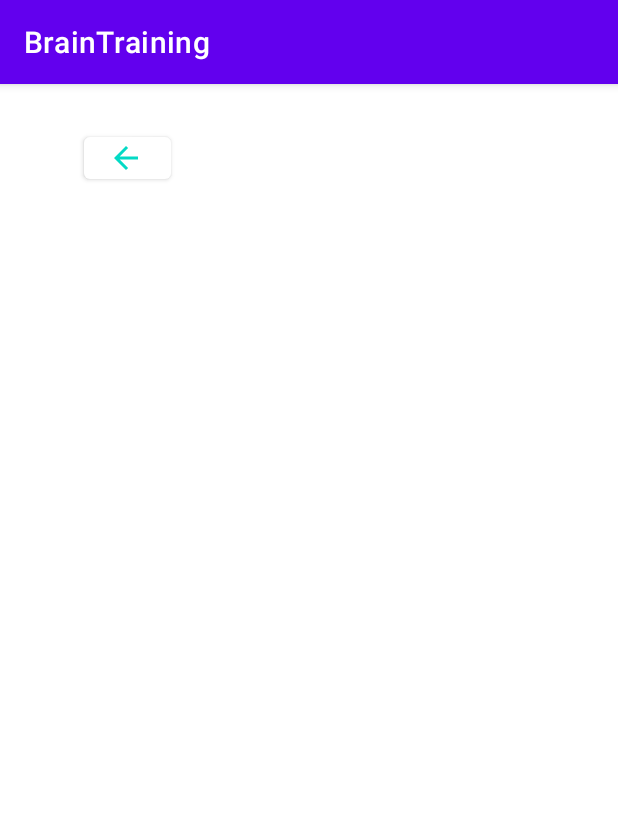
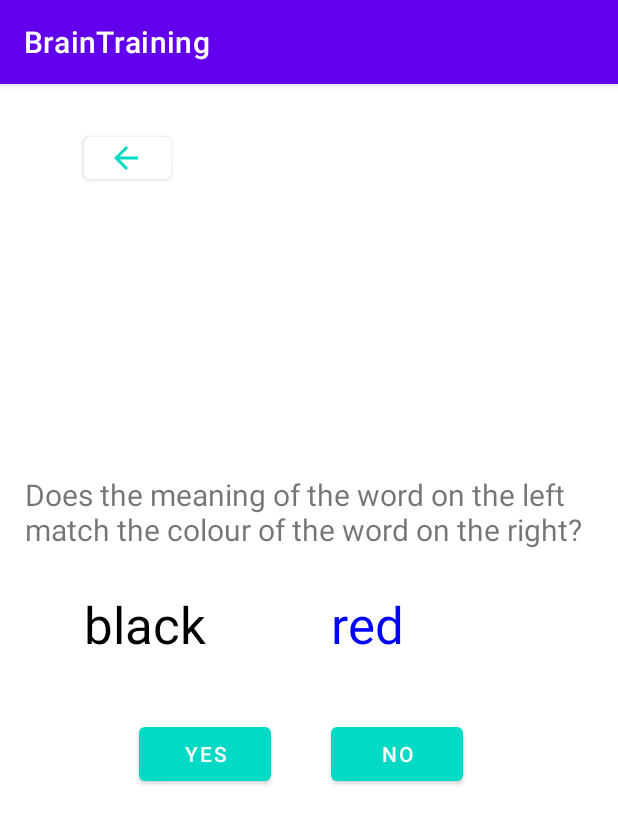
Before and after one commit to kelchenn/BrainTrainingApp, an Android app: the ReactionActivity screen opened directly, with no data from a screen before it, on a phone screen of 412 x 824 dp. Shown: the top 824 px of the screen. Run offline under Robolectric (Android 15) with nearby library versions, the phone set to English and light mode, and no system bars.

Commit message:
wip colour game

```diff
--- a/app/src/main/AndroidManifest.xml
+++ b/app/src/main/AndroidManifest.xml
@@ -9,11 +9,11 @@
         android:roundIcon="@mipmap/ic_launcher_round"
         android:supportsRtl="true"
         android:theme="@style/Theme.BrainTraining">
+        <activity android:name=".ui.play.ReactionActivity"/>
         <activity
             android:name=".ui.play.RiddleActivity"
             android:label="@string/title_activity_riddle"
             android:theme="@style/Theme.BrainTraining.NoActionBar"></activity>
-        <activity android:name=".ui.play.ReactionActivity" />
         <activity android:name=".ui.play.TriviaActivity" />
         <activity android:name=".ui.learn.LearnActivity" />
         <activity android:name=".ui.settings.SettingsActivity" />
--- a/app/src/main/java/com/example/braintraining/ui/play/ReactionActivity.java
+++ b/app/src/main/java/com/example/braintraining/ui/play/ReactionActivity.java
@@ -3,19 +3,25 @@ package com.example.braintraining.ui.play;
 import androidx.appcompat.app.AppCompatActivity;
 
 import android.content.Intent;
+import android.graphics.Color;
 import android.media.MediaPlayer;
 import android.os.Bundle;
 import android.view.View;
 import android.widget.Button;
+import android.widget.TextView;
 
 import com.example.braintraining.MainActivity;
 import com.example.braintraining.R;
 import com.example.braintraining.Reference;
 import com.example.braintraining.ui.learn.LearnActivity;
 
+import java.util.*;
+
 public class ReactionActivity extends AppCompatActivity {
 
     Button backButton;
+    Button yesButton;
+    Button noButton;
 
     @Override
     protected void onCreate(Bundle savedInstanceState) {
@@ -23,6 +29,14 @@ public class ReactionActivity extends AppCompatActivity {
         setContentView(R.layout.activity_reaction);
 
         backButton = (Button)findViewById(R.id.backButton5);
+        yesButton= (Button)findViewById(R.id.yesButton);
+        noButton= (Button)findViewById(R.id.noButton);
+
+        TextView wordColour = (TextView)findViewById(R.id.wordColour);
+        TextView wordMeaning = (TextView)findViewById(R.id.wordMeaning);
+
+        Random random = new Random();
+
         final MediaPlayer mp = MediaPlayer.create(this, R.raw.byebye);
         backButton.setOnClickListener(new View.OnClickListener() {
             @Override
@@ -35,5 +49,86 @@ public class ReactionActivity extends AppCompatActivity {
                 startActivity(intent);
             }
         });
+
+        int randomColourA = random.nextInt(5);
+        int randomColourB = random.nextInt(5);
+
+        int randomMeaningA = random.nextInt(5);
+        int randomMeaningB = random.nextInt(5);
+
+
+        switch(randomColourA)
+        {
+            case 0:
+                wordColour.setText("blue");
+                break;
+            case 1:
+                wordColour.setText("red");
+                break;
+            case 2:
+                wordColour.setText("green");
+                break;
+            case 3:
+                wordColour.setText("yellow");
+                break;
+            default:
+                wordColour.setText("black");
+        }
+
+        switch(randomMeaningA)
+        {
+            case 0:
+                wordColour.setTextColor(Color.BLUE);
+                break;
+            case 1:
+                wordColour.setTextColor(Color.RED);
+                break;
+            case 2:
+                wordColour.setTextColor(Color.GREEN);
+                break;
+            case 3:
+                wordColour.setTextColor(Color.YELLOW);
+                break;
+            default:
+                wordColour.setTextColor(Color.BLACK);
+        }
+
+        switch(randomColourB)
+        {
+            case 0:
+                wordMeaning.setText("blue");
+                break;
+            case 1:
+                wordMeaning.setText("red");
+                break;
+            case 2:
+                wordMeaning.setText("green");
+                break;
+            case 3:
+                wordMeaning.setText("yellow");
+                break;
+            default:
+                wordMeaning.setText("black");
+        }
+
+        switch(randomMeaningB)
+        {
+            case 0:
+                wordMeaning.setTextColor(Color.BLUE);
+                break;
+            case 1:
+                wordMeaning.setTextColor(Color.RED);
+                break;
+            case 2:
+                wordMeaning.setTextColor(Color.GREEN);
+                break;
+            case 3:
+                wordMeaning.setTextColor(Color.YELLOW);
+                break;
+            default:
+                wordMeaning.setTextColor(Color.BLACK);
+        }
+
+
     }
 }
--- a/app/src/main/res/layout/activity_reaction.xml
+++ b/app/src/main/res/layout/activity_reaction.xml
@@ -22,4 +22,70 @@
         app:layout_constraintStart_toStartOf="parent"
         app:layout_constraintTop_toTopOf="parent"
         app:layout_constraintVertical_bias="0.04" />
+
+    <TextView
+        android:id="@+id/wordMeaning"
+        android:layout_width="145dp"
+        android:layout_height="37dp"
+        android:text="TextView"
+        android:textSize="34sp"
+        app:layout_constraintBottom_toBottomOf="parent"
+        app:layout_constraintEnd_toEndOf="parent"
+        app:layout_constraintHorizontal_bias="0.21"
+        app:layout_constraintStart_toStartOf="parent"
+        app:layout_constraintTop_toTopOf="parent"
+        app:layout_constraintVertical_bias="0.462" />
+
+    <TextView
+        android:id="@+id/colourQuestion"
+        android:layout_width="392dp"
+        android:layout_height="50dp"
+        android:text="@string/text_colourQuestion"
+        android:textSize="20sp"
+        app:layout_constraintBottom_toBottomOf="parent"
+        app:layout_constraintEnd_toEndOf="parent"
+        app:layout_constraintHorizontal_bias="0.842"
+        app:layout_constraintStart_toStartOf="parent"
+        app:layout_constraintTop_toTopOf="parent"
+        app:layout_constraintVertical_bias="0.362" />
+
+    <TextView
+        android:id="@+id/wordColour"
+        android:layout_width="145dp"
+        android:layout_height="37dp"
+        android:text="TextView"
+        android:textSize="34sp"
+        app:layout_constraintBottom_toBottomOf="parent"
+        app:layout_constraintEnd_toEndOf="parent"
+        app:layout_constraintHorizontal_bias="0.827"
+        app:layout_constraintStart_toStartOf="parent"
+        app:layout_constraintTop_toTopOf="parent"
+        app:layout_constraintVertical_bias="0.462" />
+
+    <Button
+        android:id="@+id/yesButton"
+        android:layout_width="wrap_content"
+        android:layout_height="wrap_content"
+        android:text="@string/text_yes"
+        app:backgroundTint="@color/teal_200"
+        app:layout_constraintBottom_toBottomOf="parent"
+        app:layout_constraintEnd_toEndOf="parent"
+        app:layout_constraintHorizontal_bias="0.287"
+        app:layout_constraintStart_toStartOf="parent"
+        app:layout_constraintTop_toTopOf="parent"
+        app:layout_constraintVertical_bias="0.587" />
+
+    <Button
+        android:id="@+id/noButton"
+        android:layout_width="wrap_content"
+        android:layout_height="wrap_content"
+        android:text="@string/text_no"
+        app:backgroundTint="@color/teal_200"
+        app:layout_constraintBottom_toBottomOf="parent"
+        app:layout_constraintEnd_toEndOf="parent"
+        app:layout_constraintHorizontal_bias="0.681"
+        app:layout_constraintStart_toStartOf="parent"
+        app:layout_constraintTop_toTopOf="parent"
+        app:layout_constraintVertical_bias="0.587" />
+
 </androidx.constraintlayout.widget.ConstraintLayout>
--- a/app/src/main/res/values/strings.xml
+++ b/app/src/main/res/values/strings.xml
@@ -4,7 +4,6 @@
     <string name="title_play">Play</string>
     <string name="title_learn">Learn</string>
     <string name="title_settings">Settings</string>
-    <string name="title_activity_main2">MainActivity</string>
     <!-- Strings for games -->
     <string name="game_trivia">Trivia</string>
     <string name="text_trivia">placeholder question?</string>
@@ -18,6 +17,9 @@
     <string name="answer_riddles3">answer3</string>
     <string name="answer_riddles4">answer4</string>
     <string name="game_reaction">Reaction</string>
+    <string name="text_yes">Yes</string>
+    <string name="text_no">No</string>
+    <string name="text_colourQuestion">Does the meaning of the word on the left match the colour of the word on the right?</string>
     <string name="game_shapes">Shapes</string>
     <string name="game_vocabulary">Vocabulary</string>
     <string name="title_activity_reaction">ReactionActivity</string>
```
Also changed, not shown: app/src/main/java/com/example/braintraining/ui/play/PlayActivity.java (+12 -0 lines).
